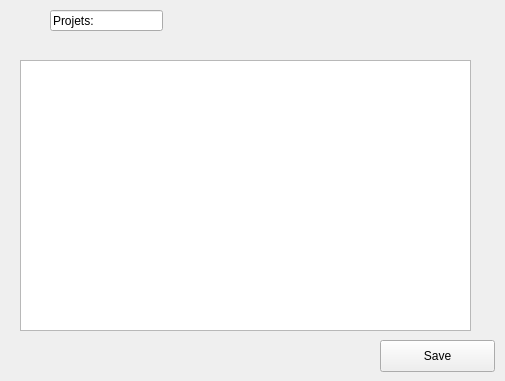
Zineb-SLAM/ProjectCalendar, file mainwindow.ui: the form before one commit.
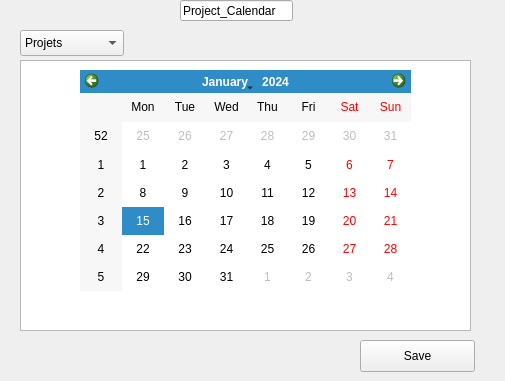
The form after the commit.

Patch:
```diff
--- a/mainwindow.ui
+++ b/mainwindow.ui
@@ -17,7 +17,7 @@
    <widget class="QPushButton" name="pushButton">
     <property name="geometry">
      <rect>
-      <x>380</x>
+      <x>360</x>
       <y>340</y>
       <width>115</width>
       <height>32</height>
@@ -30,14 +30,14 @@
    <widget class="QLineEdit" name="lineEdit">
     <property name="geometry">
      <rect>
-      <x>50</x>
-      <y>10</y>
+      <x>180</x>
+      <y>0</y>
       <width>113</width>
       <height>21</height>
      </rect>
     </property>
     <property name="text">
-     <string>Projets:</string>
+     <string>Project_Calendar</string>
     </property>
    </widget>
    <widget class="QTableWidget" name="tableWidget">
@@ -50,6 +50,36 @@
      </rect>
     </property>
    </widget>
+   <widget class="QCalendarWidget" name="calendarWidget">
+    <property name="geometry">
+     <rect>
+      <x>80</x>
+      <y>70</y>
+      <width>331</width>
+      <height>221</height>
+     </rect>
+    </property>
+   </widget>
+   <widget class="QComboBox" name="comboBox">
+    <property name="geometry">
+     <rect>
+      <x>20</x>
+      <y>30</y>
+      <width>104</width>
+      <height>26</height>
+     </rect>
+    </property>
+    <item>
+     <property name="text">
+      <string>Projets</string>
+     </property>
+    </item>
+    <item>
+     <property name="text">
+      <string>Ajout Tache</string>
+     </property>
+    </item>
+   </widget>
   </widget>
  </widget>
  <layoutdefault spacing="6" margin="11"/>
```
